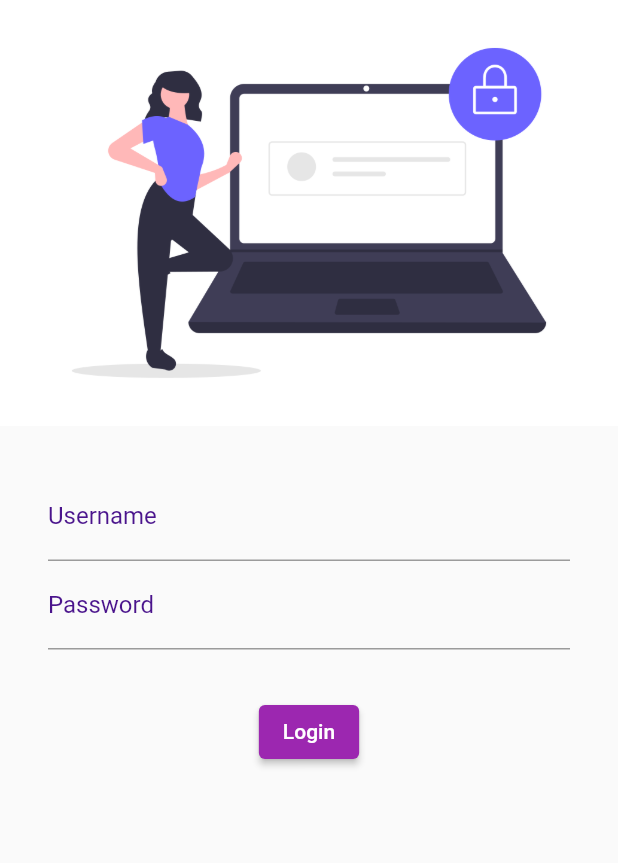
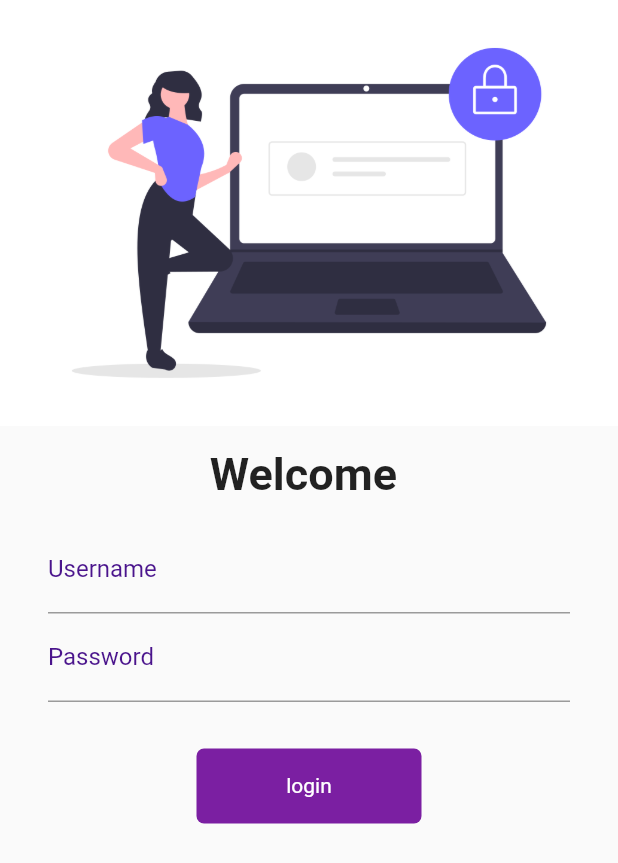
Before and after one commit to Nerajankc/my30daysofflutter, a Flutter app: the screen it shows after launch, on a phone screen of 412 x 824 dp. Shown: the top 863 px of the screen. Run offline on Flutter 3.47's test engine with Material 2 defaults, Android fonts, the phone set to English and light mode, and no system bars.

```diff
--- a/lib/main.dart
+++ b/lib/main.dart
@@ -1,5 +1,6 @@
 import 'package:flutter/material.dart';
 import 'package:flutter_application_1/pages/login.dart';
+import 'package:flutter_application_1/utils/routes.dart';
 import 'pages/home.dart';
 
 void main() {
@@ -20,8 +21,8 @@ class MyApp extends StatelessWidget {
       ),
       initialRoute: "/login",
       routes: {
-        "/login": (context) => Login(),
-        "/": (context) => HomePage(),
+        MyRoute.loginRoute: (context) => Login(),
+        MyRoute.homeRoute: (context) => HomePage(),
       },
     );
   }
--- a/lib/pages/login.dart
+++ b/lib/pages/login.dart
@@ -1,9 +1,19 @@
 import 'package:flutter/material.dart';
+import 'package:flutter_application_1/utils/routes.dart';
 
-class Login extends StatelessWidget {
+class Login extends StatefulWidget {
+  @override
+  _LoginState createState() => _LoginState();
+}
+
+class _LoginState extends State<Login> {
+  String name = "";
+  bool onChange = false;
+
   @override
   Widget build(BuildContext context) {
     return Material(
+      child: SingleChildScrollView(
         child: Column(
           children: [
             Image.asset(
@@ -13,17 +23,24 @@ class Login extends StatelessWidget {
             SizedBox(
               height: 15,
             ),
+            Text(
+              "Welcome $name",
+              style: TextStyle(fontSize: 30, fontWeight: FontWeight.bold),
+            ),
             Padding(
               padding: const EdgeInsets.symmetric(vertical: 16, horizontal: 32),
               child: Column(
                 children: [
                   TextFormField(
                       decoration: InputDecoration(
-                      labelStyle:
-                          TextStyle(color: Colors.purple[900], fontSize: 16),
+                          labelStyle: TextStyle(
+                              color: Colors.purple[900], fontSize: 16),
                           labelText: "Username",
                           hintText: "Enter your Username"),
-                ),
+                      onChanged: (value1) {
+                        name = value1;
+                        setState(() {});
+                      }),
                   TextFormField(
                     obscureText: true,
                     decoration: InputDecoration(
@@ -39,12 +56,41 @@ class Login extends StatelessWidget {
             SizedBox(
               height: 15,
             ),
-          ElevatedButton(
-              onPressed: () {
-                print("hello im nerajan kc im hero dfddddddd");
+            InkWell(
+              onTap: () async {
+                setState(() {
+                  onChange = true;
+                });
+                await Future.delayed(Duration(seconds: 1));
+                Navigator.pushNamed(context, MyRoute.homeRoute);
               },
-              child: Text("Login"))
+              child: AnimatedContainer(
+                  alignment: Alignment.center,
+                  height: 50,
+                  width: onChange ? 50 : 150,
+                  duration: Duration(microseconds: 30),
+                  child: onChange
+                      ? Icon(
+                          Icons.done,
+                          color: Colors.white,
+                        )
+                      : Text(
+                          "login",
+                          style: TextStyle(color: Colors.white),
+                        ),
+                  decoration: BoxDecoration(
+                      color: onChange ? Colors.green[700] : Colors.purple[700],
+                      borderRadius: BorderRadius.circular(onChange ? 50 : 5))),
+            ),
+
+            // ElevatedButton(
+            //     onPressed: () {
+            //       Navigator.pushNamed(context, MyRoute.homeRoute);
+            //     },
+            //     child: Text("Login"),
+            //     style: TextButton.styleFrom(minimumSize: Size(120, 50))),
           ],
+        ),
       ),
     );
   }
--- /dev/null
+++ b/lib/utils/routes.dart
@@ -0,0 +1,4 @@
+class MyRoute {
+  static String loginRoute = "/login";
+  static String homeRoute = "/home";
+}
```
Lines whose indentation alone changed are shown as unchanged.
